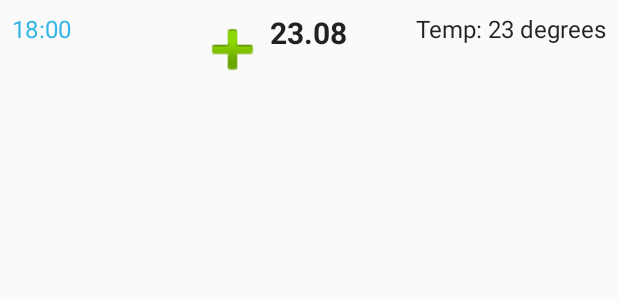
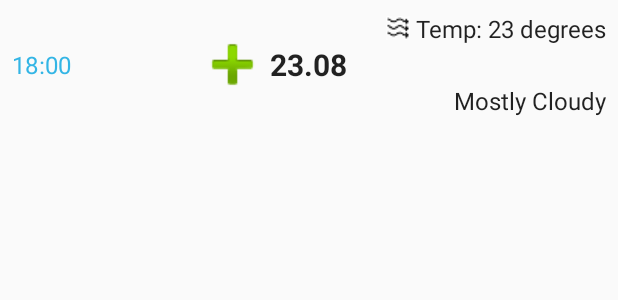
Before and after one commit to talha89/WeatherTestApp, an Android app: the layout forecast_list_item.xml on its own in the app's theme, with its tools: preview values and no code run, on a phone screen of 412 x 824 dp. Shown: the top 300 px of the screen. Run offline under Robolectric (Android 15) with nearby library versions, the phone set to English and light mode, and no system bars.

Commit message:
UI refined for sectioned recycler view on forecast screen.

```diff
--- a/app/src/main/java/com/mooncascade/weathertestapp/data/model/WeatherModel.java
+++ b/app/src/main/java/com/mooncascade/weathertestapp/data/model/WeatherModel.java
@@ -13,7 +13,7 @@ public class WeatherModel {
     @SerializedName("main")
     String mainWeather;
 
-    @SerializedName("dt")
+    @SerializedName("description")
     String description;
 
     @SerializedName("icon")
--- a/app/src/main/res/layout/forecast_list_item.xml
+++ b/app/src/main/res/layout/forecast_list_item.xml
@@ -1,24 +1,26 @@
 <?xml version="1.0" encoding="utf-8"?>
 <RelativeLayout xmlns:android="http://schemas.android.com/apk/res/android"
     android:layout_width="match_parent"
-    android:layout_height="wrap_content"
+    android:layout_height="@dimen/list_item_height"
+    android:gravity="center"
     android:layout_margin="@dimen/list_item_margin">
 
     <TextView
         android:id="@+id/forecastTimeTv"
         android:layout_width="wrap_content"
-        android:layout_height="wrap_content"
+        android:layout_height="match_parent"
+        android:layout_alignParentLeft="true"
         android:text="18:00"
-        android:layout_alignParentLeft="true"
-        android:textColor="@android:color/holo_blue_light"
-        android:textAppearance="?attr/textAppearanceListItem" />
+        android:gravity="center_vertical"
+        android:textAppearance="?attr/textAppearanceListItem"
+        android:textColor="@android:color/holo_blue_light" />
 
 
     <ImageView
         android:id="@+id/cityWeatherIv"
         android:layout_width="@dimen/list_item_image_size"
         android:layout_height="@dimen/list_item_image_size"
-        android:layout_centerHorizontal="true"
+        android:layout_centerInParent="true"
         android:layout_toLeftOf="@+id/cityTempTv"
         android:src="@android:drawable/ic_input_add" />
 
@@ -26,19 +28,30 @@
         android:id="@+id/cityTempTv"
         android:layout_width="wrap_content"
         android:layout_height="wrap_content"
+        android:layout_centerInParent="true"
         android:text="23.08"
+        android:textAppearance="?attr/textAppearanceListItem"
         android:textSize="@dimen/list_item_title_size"
-        android:textStyle="bold"
-        android:layout_centerHorizontal="true"
-        android:textAppearance="?attr/textAppearanceListItem" />
+        android:textStyle="bold" />
 
     <TextView
         android:id="@+id/foreCastWindTv"
         android:layout_width="wrap_content"
         android:layout_height="wrap_content"
+        android:layout_alignParentRight="true"
+        android:layout_alignParentTop="true"
+        android:drawableLeft="@drawable/ic_wind"
         android:text="Temp: 23 degrees"
-        android:layout_alignParentRight="true"
+        android:drawablePadding="@dimen/list_item_drawable_padding"
         android:textAppearance="?attr/textAppearanceListItem" />
 
+    <TextView
+        android:id="@+id/foreCastWeatherTv"
+        android:layout_width="wrap_content"
+        android:layout_height="wrap_content"
+        android:layout_alignParentBottom="true"
+        android:layout_alignParentRight="true"
+        android:text="Mostly Cloudy"
+        android:textAppearance="?attr/textAppearanceListItem" />
 
 </RelativeLayout>
--- a/app/src/main/res/layout/forecast_section_header.xml
+++ b/app/src/main/res/layout/forecast_section_header.xml
@@ -3,11 +3,12 @@
     android:id="@+id/segmentNameTV"
     android:layout_width="match_parent"
     android:layout_height="wrap_content"
-    android:gravity="center_vertical"
+    android:gravity="center"
     android:minHeight="?android:attr/listPreferredItemHeightSmall"
     android:paddingEnd="?android:attr/listPreferredItemPaddingEnd"
     android:paddingLeft="?android:attr/listPreferredItemPaddingLeft"
     android:paddingRight="?android:attr/listPreferredItemPaddingRight"
     android:paddingStart="?android:attr/listPreferredItemPaddingStart"
     android:textAppearance="?android:attr/textAppearanceListItemSmall"
-    android:textColor="@android:color/holo_blue_bright" />
+    android:textStyle="bold"
+    android:textColor="@android:color/holo_blue_dark" />
--- a/app/src/main/res/values/dimens.xml
+++ b/app/src/main/res/values/dimens.xml
@@ -7,6 +7,8 @@
     <dimen name="list_item_margin">8dp</dimen>
     <dimen name="list_item_title_size">20sp</dimen>
     <dimen name="list_item_image_size">50dp</dimen>
+    <dimen name="list_item_drawable_padding">4dp</dimen>
+    <dimen name="list_item_height">70dp</dimen>
 
 
 </resources>
--- a/app/src/main/res/values/strings.xml
+++ b/app/src/main/res/values/strings.xml
@@ -3,7 +3,7 @@
 
     <string name="weather_icon_url">http://openweathermap.org/img/w/%s</string>
 
-    <!-- TODO: Remove or change this placeholder text -->
-    <string name="hello_blank_fragment">Hello blank fragment</string>
+    <string name="weather_speed">%.1f m/s</string>
+    <string name="weather_temp">%.1f \u00B0C</string>
 
 </resources>
```
Also changed, not shown: app/src/main/java/com/mooncascade/weathertestapp/adapters/ForecastRecyclerViewAdapter.java (+35 -7 lines), app/src/main/res/drawable/ic_wind.png (added).
